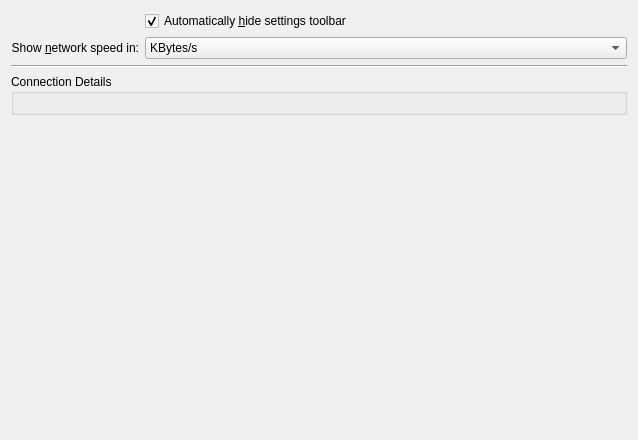
Qt form applet/declarative/contents/ui/config.ui (KDE/plasma-nm) before a commit.
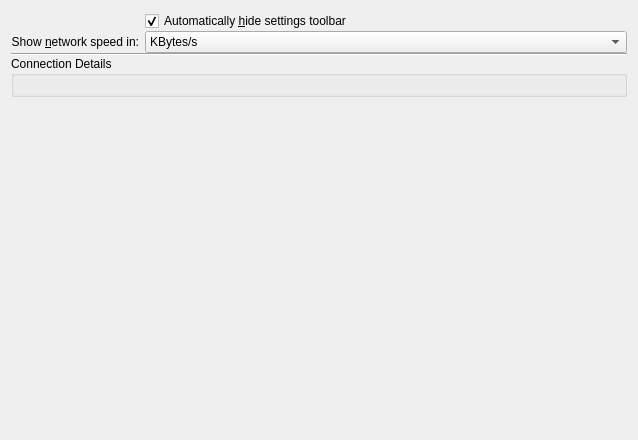
The same form after that commit. Custom widgets are drawn as their Qt base class.

Commit message: Fix last QFormLayout occurence

Patch:
```diff
--- a/applet/declarative/contents/ui/config.ui
+++ b/applet/declarative/contents/ui/config.ui
@@ -11,6 +11,9 @@
    </rect>
   </property>
   <layout class="QFormLayout" name="formLayout">
+    <property name="verticalSpacing">
+       <number>0</number>
+    </property>
    <item row="0" column="1">
     <widget class="QCheckBox" name="kcfg_autoHideOptions">
      <property name="text">
```
